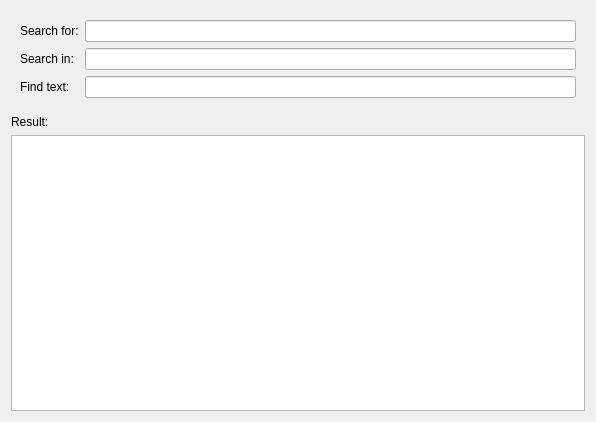
vlanse/tf, file products/tf/ui/find_in_files.ui: the form before one commit.
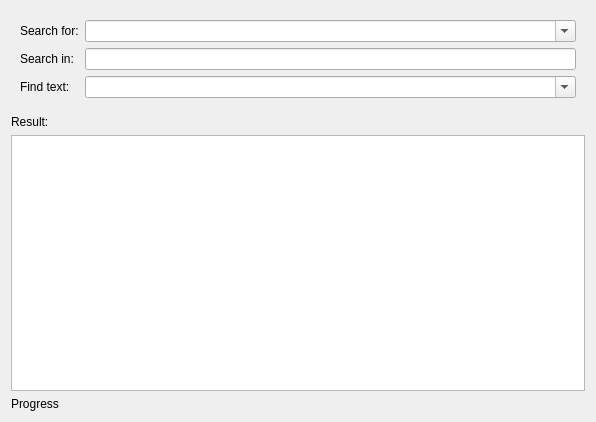
The form after the commit.

```diff
--- a/products/tf/ui/find_in_files.ui
+++ b/products/tf/ui/find_in_files.ui
@@ -24,9 +24,6 @@
         </property>
        </widget>
       </item>
-      <item row="0" column="1">
-       <widget class="QLineEdit" name="SearchForEdit"/>
-      </item>
       <item row="1" column="0">
        <widget class="QLabel" name="SearchInLabel">
         <property name="text">
@@ -34,7 +31,7 @@
         </property>
        </widget>
       </item>
-      <item row="1" column="1">
+      <item row="1" column="2">
        <widget class="QLineEdit" name="SearchInEdit"/>
       </item>
       <item row="2" column="0">
@@ -44,8 +41,19 @@
         </property>
        </widget>
       </item>
-      <item row="2" column="1">
-       <widget class="QLineEdit" name="FindTextEdit"/>
+      <item row="0" column="2">
+       <widget class="QComboBox" name="SearchForEdit">
+        <property name="editable">
+         <bool>true</bool>
+        </property>
+       </widget>
+      </item>
+      <item row="2" column="2">
+       <widget class="QComboBox" name="FindTextEdit">
+        <property name="editable">
+         <bool>true</bool>
+        </property>
+       </widget>
       </item>
      </layout>
     </widget>
@@ -82,6 +90,13 @@
      </layout>
     </widget>
    </item>
+   <item>
+    <widget class="QLabel" name="ProgressLabel">
+     <property name="text">
+      <string>Progress</string>
+     </property>
+    </widget>
+   </item>
   </layout>
  </widget>
  <resources/>
```
Left out of the diff: 6 changed lines with no effect on the pictures.
